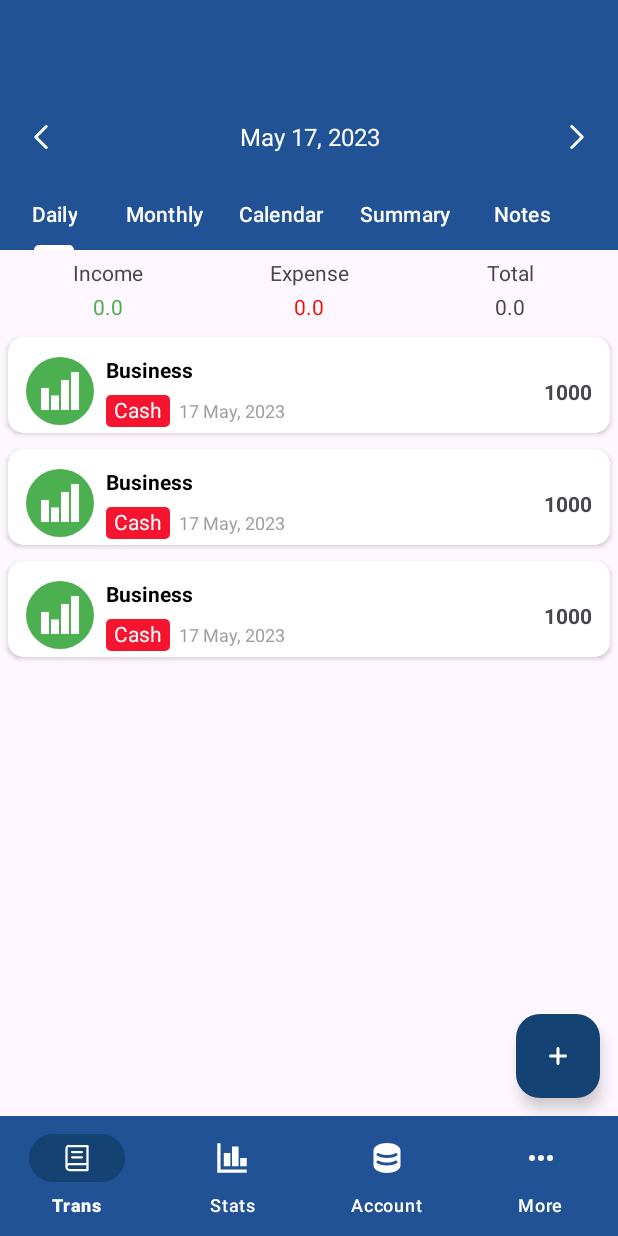
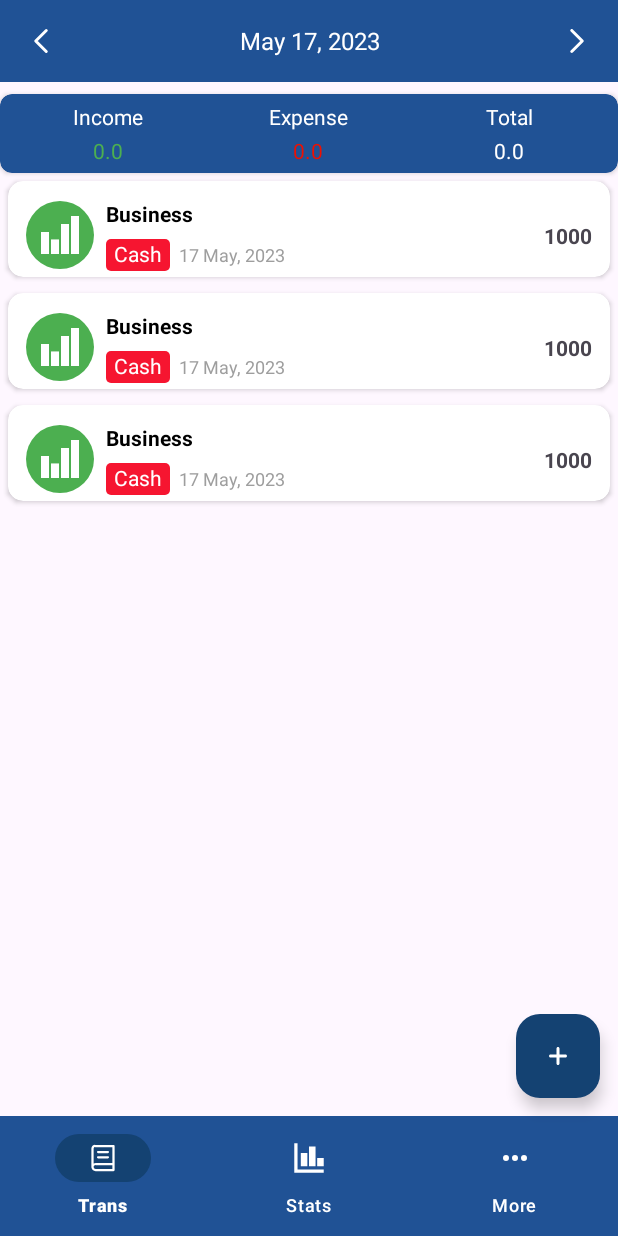
Before and after one commit to AvishkarWadbudhe/Expense-Manager, an Android app: the layout activity_main.xml on its own in the app's theme, with its tools: preview values and no code run, on a phone screen of 412 x 824 dp. Run offline under Robolectric (Android 15) with nearby library versions, the phone set to English and light mode, and no system bars.

Commit message:
some small functionality left

```diff
--- a/app/build.gradle
+++ b/app/build.gradle
@@ -1,7 +1,7 @@
 plugins {
     id 'com.android.application'
 }
-
+apply plugin: "realm-android"
 android {
     namespace 'com.example.expensemanager'
     compileSdk 33
--- a/app/src/main/java/com/example/expensemanager/Utils/Helper.java
+++ b/app/src/main/java/com/example/expensemanager/Utils/Helper.java
@@ -6,7 +6,7 @@ import java.util.Date;
 public class Helper {
     public static String formatDate(Date date)
     {
-        SimpleDateFormat dateFormat = new SimpleDateFormat("dd MMMM-yyyy");
+        SimpleDateFormat dateFormat = new SimpleDateFormat("MMMM-yyyy");
         return dateFormat.format(date);
     }
 }
--- a/app/src/main/res/layout/activity_main.xml
+++ b/app/src/main/res/layout/activity_main.xml
@@ -6,18 +6,6 @@
     android:layout_height="match_parent"
     android:backgroundTint="@color/white"
     tools:context=".Activities.MainActivity">
-
-    <com.google.android.material.appbar.MaterialToolbar
-        android:id="@+id/toolBar"
-        android:layout_width="match_parent"
-        android:layout_height="wrap_content"
-        android:background="@color/blue"
-        android:minHeight="?attr/actionBarSize"
-        android:theme="?attr/actionBarTheme"
-        app:layout_constraintEnd_toEndOf="parent"
-        app:layout_constraintStart_toStartOf="parent"
-        app:layout_constraintTop_toTopOf="parent"
-        app:titleTextColor="@color/white" />
 
     <LinearLayout
         android:id="@+id/linearLayout"
@@ -29,7 +17,7 @@
         android:padding="15dp"
         app:layout_constraintEnd_toEndOf="parent"
         app:layout_constraintStart_toStartOf="parent"
-        app:layout_constraintTop_toBottomOf="@+id/toolBar">
+        app:layout_constraintTop_toTopOf="parent">
 
         <ImageView
             android:id="@+id/previousDateBtn"
@@ -55,56 +43,38 @@
             app:srcCompat="@drawable/ic_chevron" />
     </LinearLayout>
 
-    <com.google.android.material.tabs.TabLayout
-        android:id="@+id/tabLayout"
+    <TextView
+        android:id="@+id/dateTextView"
+        android:layout_width="wrap_content"
+        android:layout_height="wrap_content"
+        android:layout_marginTop="8dp"
+        android:text="June 21, 2023"
+        android:textColor="@color/black"
+        android:textSize="16sp"
+        app:layout_constraintStart_toStartOf="parent"
+        app:layout_constraintTop_toBottomOf="@+id/linearLayout" />
+
+    <androidx.cardview.widget.CardView
+        android:id="@+id/cardView"
         android:layout_width="match_parent"
         android:layout_height="wrap_content"
-        android:background="@color/blue"
-        app:layout_constraintEnd_toEndOf="parent"
+        android:layout_marginTop="8dp"
+        android:layout_marginBottom="8dp"
+        app:cardBackgroundColor="@color/blue"
+        app:cardCornerRadius="8dp"
+        app:cardElevation="2dp"
+        app:layout_constraintTop_toBottomOf="@+id/linearLayout"
         app:layout_constraintStart_toStartOf="parent"
-        app:layout_constraintTop_toBottomOf="@+id/linearLayout"
-        app:tabIndicatorColor="@color/white"
-        app:tabMode="scrollable"
-        app:tabTextColor="@color/white">
-
-        <com.google.android.material.tabs.TabItem
-            android:layout_width="wrap_content"
-            android:layout_height="wrap_content"
-            android:text="Daily" />
-
-        <com.google.android.material.tabs.TabItem
-            android:layout_width="wrap_content"
-            android:layout_height="wrap_content"
-            android:text="Monthly" />
-
-        <com.google.android.material.tabs.TabItem
-            android:layout_width="wrap_content"
-            android:layout_height="wrap_content"
-            android:text="Calendar" />
-
-        <com.google.android.material.tabs.TabItem
-            android:layout_width="wrap_content"
-            android:layout_height="wrap_content"
-            android:text="Summary" />
-
-        <com.google.android.material.tabs.TabItem
-            android:layout_width="wrap_content"
-            android:layout_height="wrap_content"
-            android:text="Notes" />
-    </com.google.android.material.tabs.TabLayout>
-
-    <LinearLayout
-        android:id="@+id/linearLayout2"
-        android:layout_width="match_parent"
-        android:layout_height="wrap_content"
-        android:orientation="horizontal"
-        android:padding="5dp"
-        app:layout_constraintEnd_toEndOf="parent"
-        app:layout_constraintStart_toStartOf="parent"
-        app:layout_constraintTop_toBottomOf="@+id/tabLayout">
+        app:layout_constraintEnd_toEndOf="parent">
 
         <LinearLayout
             android:layout_width="match_parent"
+            android:layout_height="match_parent"
+            android:orientation="horizontal"
+            android:padding="5dp">
+
+            <LinearLayout
+                android:layout_width="0dp"
                 android:layout_height="match_parent"
                 android:layout_weight="1"
                 android:gravity="center"
@@ -115,7 +85,8 @@
                     android:layout_width="match_parent"
                     android:layout_height="wrap_content"
                     android:gravity="center"
-                android:text="Income" />
+                    android:text="Income"
+                    android:textColor="@color/white" />
 
                 <TextView
                     android:id="@+id/incomeLbl"
@@ -127,8 +98,9 @@
                     android:textColor="#4CAF50" />
             </LinearLayout>
 
+
             <LinearLayout
-            android:layout_width="match_parent"
+                android:layout_width="0dp"
                 android:layout_height="match_parent"
                 android:layout_weight="1"
                 android:gravity="center"
@@ -139,7 +111,8 @@
                     android:layout_width="match_parent"
                     android:layout_height="wrap_content"
                     android:gravity="center"
-                android:text="Expense" />
+                    android:text="Expense"
+                    android:textColor="@color/white" />
 
                 <TextView
                     android:id="@+id/expenseLbl"
@@ -152,7 +125,7 @@
             </LinearLayout>
 
             <LinearLayout
-            android:layout_width="match_parent"
+                android:layout_width="0dp"
                 android:layout_height="match_parent"
                 android:layout_weight="1"
                 android:gravity="center"
@@ -163,7 +136,8 @@
                     android:layout_width="match_parent"
                     android:layout_height="wrap_content"
                     android:gravity="center"
-                android:text="Total" />
+                    android:text="Total"
+                    android:textColor="@color/white" />
 
                 <TextView
                     android:id="@+id/totalLbl"
@@ -171,10 +145,12 @@
                     android:layout_height="wrap_content"
                     android:layout_marginTop="3dp"
                     android:gravity="center"
-                android:text="0.0" />
+                    android:text="0.0"
+                    android:textColor="@color/white" />
             </LinearLayout>
         </LinearLayout>
 
+    </androidx.cardview.widget.CardView>
 
     <com.google.android.material.bottomnavigation.BottomNavigationView
         android:id="@+id/bottomNavigationView"
@@ -201,7 +177,7 @@
         app:layout_constraintBottom_toTopOf="@+id/bottomNavigationView"
         app:layout_constraintEnd_toEndOf="parent"
         app:srcCompat="@drawable/ic_plus"
-        app:tint="@color/white"/>
+        app:tint="@color/white" />
 
     <androidx.recyclerview.widget.RecyclerView
         android:id="@+id/recycleView"
@@ -209,10 +185,21 @@
         android:layout_height="0dp"
         app:layout_constraintBottom_toTopOf="@+id/bottomNavigationView"
         app:layout_constraintEnd_toEndOf="parent"
-        app:layout_constraintHorizontal_bias="1.0"
         app:layout_constraintStart_toStartOf="parent"
-        app:layout_constraintTop_toBottomOf="@+id/linearLayout2"
-        app:layout_constraintVertical_bias="0.0"
+        app:layout_constraintTop_toBottomOf="@+id/cardView"
         tools:listitem="@layout/item_transactions" />
 
+    <ImageView
+        android:id="@+id/emptyState"
+        android:layout_width="80dp"
+        android:layout_height="80dp"
+        android:alpha="0.4"
+        android:visibility="gone"
+        app:layout_constraintBottom_toTopOf="@+id/bottomNavigationView"
+        app:layout_constraintEnd_toEndOf="parent"
+        app:layout_constraintStart_toStartOf="@+id/recycleView"
+        app:layout_constraintTop_toBottomOf="@+id/cardView"
+        app:srcCompat="@drawable/empty_state"
+        tools:ignore="UnknownIdInLayout" />
+
 </androidx.constraintlayout.widget.ConstraintLayout>
--- a/app/src/main/res/menu/bottom_menu.xml
+++ b/app/src/main/res/menu/bottom_menu.xml
@@ -9,10 +9,7 @@
         android:id="@+id/stats"
         android:icon="@drawable/ic_chart"
         android:title="Stats" />
-    <item
-        android:id="@+id/account"
-        android:icon="@drawable/ic_accounts"
-        android:title="Account" />
+
     <item
         android:id="@+id/more"
         android:icon="@drawable/ic_more"
```
Also changed, not shown: app/src/main/java/com/example/expensemanager/Activities/MainActivity.java (+57 -14 lines), app/src/main/java/com/example/expensemanager/Adapters/TransactionsAdapter.java (+24 -2 lines), app/src/main/java/com/example/expensemanager/Fragments/AddTransationFragment.java (+27 -1 lines), app/src/main/java/com/example/expensemanager/Model/Transaction_Model.java (+8 -3 lines), app/src/main/java/com/example/expensemanager/ViewModel/MainViewModel.java (added, +94 -0 lines), build.gradle (+9 -0 lines). Lines whose indentation alone changed are shown as unchanged.
